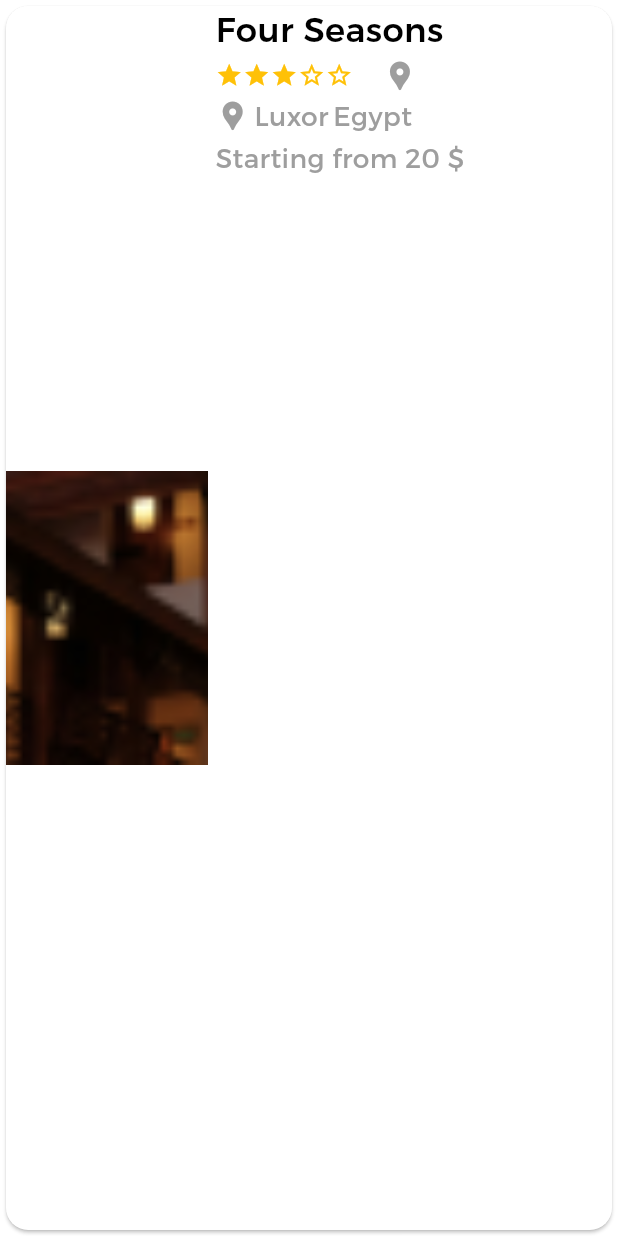
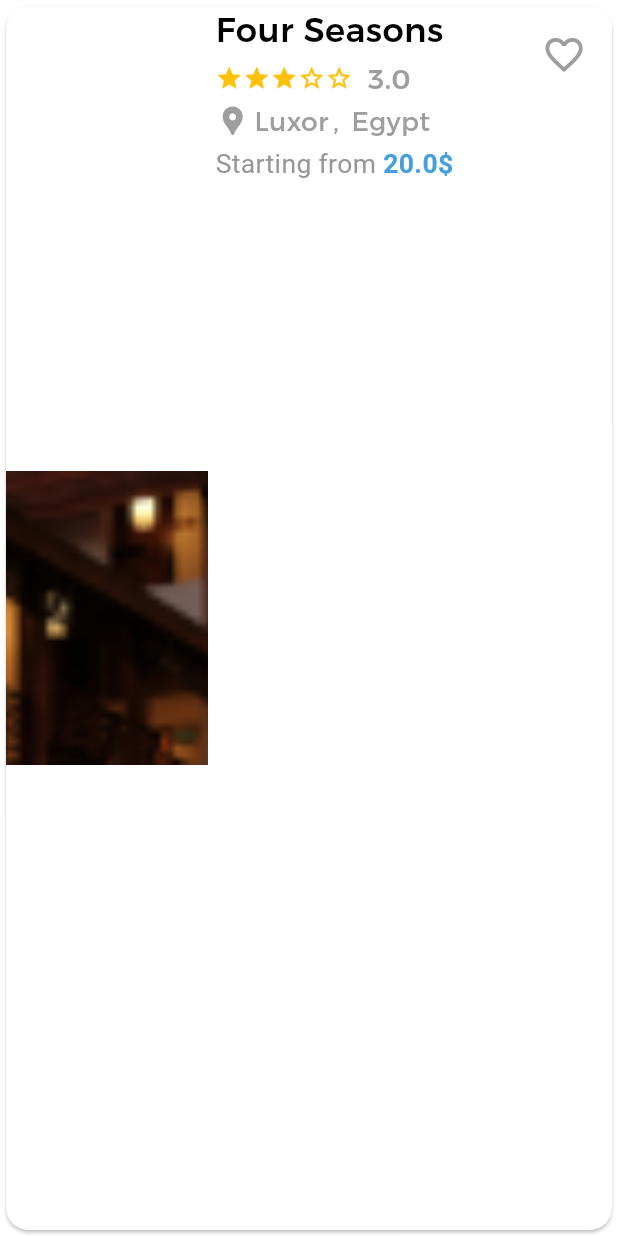
Before and after one commit to ah0es/tourism_app, a Flutter app: the CustomCardImageHotels widget shown alone on an empty page, opened directly, on a phone screen of 412 x 824 dp. Run offline on Flutter 3.47's test engine with Material 3 defaults, Android fonts, the phone set to English and light mode, and no system bars; our stand-ins replace barcode_widget, cached_network_image, device_preview, dio, easy_localization, expandable and 12 more; accounts and stored records are empty.

Commit message:
updates in custom card image hotels

```diff
--- a/lib/core/component/custom_card_image_hotels.dart
+++ b/lib/core/component/custom_card_image_hotels.dart
@@ -1,19 +1,19 @@
 import 'package:flutter/material.dart';
-import 'package:flutter/widgets.dart';
 import 'package:flutter_screenutil/flutter_screenutil.dart';
+import 'package:tourism_app/core/themes/colors.dart';
 
-class CustomCardImageHotels extends StatelessWidget {
+class CustomCardImageHotels extends StatefulWidget {
   final String image;
   final String name;
   final String governorate;
   final String country;
-  final int rate;
+  final double rate;
   final IconData iconData;
-  final int price;
+  final double price;
   final VoidCallback? onTap;
 
-  const CustomCardImageHotels(
-      {super.key,
+  const CustomCardImageHotels({
+    super.key,
     required this.name,
     required this.governorate,
     required this.country,
@@ -21,24 +21,34 @@
     required this.iconData,
     this.onTap,
     required this.image,
-      required this.price});
+    required this.price,
+  });
+
+  @override
+  State<CustomCardImageHotels> createState() => _CustomCardImageHotelsState();
+}
+
+class _CustomCardImageHotelsState extends State<CustomCardImageHotels> {
+  bool isFavorite = false;
+
   @override
   Widget build(BuildContext context) {
     return GestureDetector(
-      onTap: onTap,
+      onTap: widget.onTap,
       child: Card(
         clipBehavior: Clip.antiAlias,
         shape: RoundedRectangleBorder(
           borderRadius: BorderRadius.circular(15.r),
         ),
-        child: Row(
+        child: Stack(
+          children: [
+            Row(
               children: [
                 Expanded(
                   flex: 1,
                   child: Image.asset(
-                image,
+                    widget.image,
                     height: 200.h,
-                // width: 20.w,
                     fit: BoxFit.cover,
                   ),
                 ),
@@ -50,87 +60,125 @@
                       crossAxisAlignment: CrossAxisAlignment.start,
                       children: [
                         Text(
-                      name,
+                          widget.name,
                           style: TextStyle(
                             color: Colors.black,
                             fontSize: 23.sp,
-                          fontWeight: FontWeight.w500),
+                            fontWeight: FontWeight.w500,
                           ),
-                    SizedBox(
-                      height: 3,
                         ),
+                        SizedBox(height: 3),
                         Row(
                           children: [
                             Row(
                               children: List.generate(
                                 5,
                                 (index) => Icon(
-                                    index < rate
+                                  index < widget.rate
                                       ? Icons.star
                                       : Icons.star_border,
                                   color: Colors.amber,
                                   size: 16.w,
-                                  )),
                                 ),
-                        SizedBox(
-                          width: 20,
                               ),
+                            ),
+                            SizedBox(width: 10),
+                            Text(
+                              widget.rate.toString(),
+                              style: TextStyle(
+                                color: Colors.grey,
+                                fontSize: 16.w,
+                                fontWeight: FontWeight.w500,
+                              ),
+                            ),
+                          ],
+                        ),
+                        SizedBox(height: 3),
+                        Row(
+                          children: [
                             Icon(
-                          iconData,
+                              widget.iconData,
                               color: Colors.grey,
                               size: 20.w,
                             ),
-                      ],
-                    ),
-                    SizedBox(
-                      height: 3,
-                    ),
-                    Row(
-                      children: [
-                        Icon(
-                          iconData,
-                          color: Colors.grey,
-                          size: 20.w,
-                        ),
-                        SizedBox(
-                          width: 3,
-                        ),
+                            SizedBox(width: 3),
                             Text(
-                          governorate,
+                              widget.governorate,
                               style: TextStyle(
                                 color: Colors.grey,
                                 fontSize: 18.sp,
-                              fontWeight: FontWeight.w400),
+                                fontWeight: FontWeight.w400,
                               ),
-                        SizedBox(
-                          width: 3,
                             ),
+                            SizedBox(width: 3),
                             Text(
-                          country,
+                              ', ',
                               style: TextStyle(
                                 color: Colors.grey,
                                 fontSize: 18.sp,
-                              fontWeight: FontWeight.w400),
+                                fontWeight: FontWeight.w400,
+                              ),
+                            ),
+                            SizedBox(width: 3),
+                            Text(
+                              widget.country,
+                              style: TextStyle(
+                                color: Colors.grey,
+                                fontSize: 18.sp,
+                                fontWeight: FontWeight.w400,
+                              ),
                             ),
                           ],
                         ),
-                    SizedBox(
-                      height: 3,
+                        SizedBox(height: 3),
+                        Text.rich(
+                          TextSpan(
+                            children: [
+                              TextSpan(
+                                text: 'Starting from ',
+                                style: TextStyle(
+                                  color: AppColors.appTextColor,
+                                  fontSize: 18.sp,
+                                  fontWeight: FontWeight.w400,
                                 ),
-                    Text(
-                      'Starting from $price \$',
+                              ),
+                              TextSpan(
+                                text: '${widget.price}\$',
                                 style: TextStyle(
-                          color: Colors.grey,
+                                  color: AppColors.primaryColor,
                                   fontSize: 18.sp,
-                          fontWeight: FontWeight.w400),
+                                  fontWeight: FontWeight.w600,
                                 ),
-                    SizedBox(
-                      height: 3,
                               ),
                             ],
                           ),
                         ),
-            )
+                        SizedBox(height: 3),
+                      ],
+                    ),
+                  ),
+                ),
+              ],
+            ),
+            Positioned(
+              top: 8,
+              right: 8,
+              child: IconButton(
+                onPressed: () {
+                  setState(() {
+                    isFavorite = !isFavorite;
+                  });
+                },
+                icon: Icon(
+                  isFavorite
+                      ? Icons.favorite
+                      : Icons.favorite_border,
+                  color:
+                      isFavorite ? Colors.red : Colors.grey,
+                  size: 26.w,
+                ),
+              ),
+            ),
           ],
         ),
       ),
--- a/lib/features/home/navigationbar/my_favorties/presentation/widgets/hotels_body.dart
+++ b/lib/features/home/navigationbar/my_favorties/presentation/widgets/hotels_body.dart
@@ -1,5 +1,6 @@
 import 'package:flutter/material.dart';
 import 'package:flutter/widgets.dart';
+import 'package:flutter_screenutil/flutter_screenutil.dart';
 import 'package:tourism_app/core/component/custom_card_image_hotels.dart';
 import 'package:tourism_app/core/utils/app_images.dart';
 
@@ -20,6 +21,7 @@
             price: 20,
             rate: 3,
           ),
+          SizedBox(height: 16.h,),
           CustomCardImageHotels(
             country: 'Egypt',
             governorate: 'Luxor',
@@ -27,8 +29,9 @@
             image: AppImages.Rectangle2Hotels,
             name: 'Four Seasons',
             price: 20,
-            rate: 3,
+            rate: 4,
           ),
+          SizedBox(height: 16.h,),
           CustomCardImageHotels(
             country: 'Egypt',
             governorate: 'Luxor',
@@ -36,8 +39,9 @@
             image: AppImages.Rectangle3Hotels,
             name: 'Four Seasons',
             price: 20,
-            rate: 3,
+            rate: 4,
           ),
+          SizedBox(height: 16.h,),
           CustomCardImageHotels(
             country: 'Egypt',
             governorate: 'Luxor',
@@ -47,6 +51,7 @@
             price: 20,
             rate: 3,
           ),
+          SizedBox(height: 16.h,),
           CustomCardImageHotels(
             country: 'Egypt',
             governorate: 'Luxor',
@@ -55,7 +60,8 @@
             name: 'Four Seasons',
             price: 20,
             rate: 3,
-          )
+          ),
+          SizedBox(height: 16.h,),
         ],
       ),
     );
--- a/lib/main.dart
+++ b/lib/main.dart
@@ -4,6 +4,7 @@
 import 'package:flutter_bloc/flutter_bloc.dart';
 import 'package:flutter_screenutil/flutter_screenutil.dart';
 import 'package:tourism_app/core/utils/constants.dart';
+import 'package:tourism_app/features/home/navigationbar/my_favorties/presentation/favorites_body.dart';
 import 'package:tourism_app/features/splashScreen/presentation/splash_screen.dart';
 import 'core/network/dio_helper.dart';
 import 'core/network/local/cache.dart';
@@ -91,7 +92,7 @@
         //locale: DevicePreview.locale(context),
         //builder: DevicePreview.appBuilder,
         theme: light,
-        home: SplashScreen(),
+        home: MyFavoritesBody(),
       ),
     );
   }
```
Lines whose indentation alone changed are shown as unchanged.
